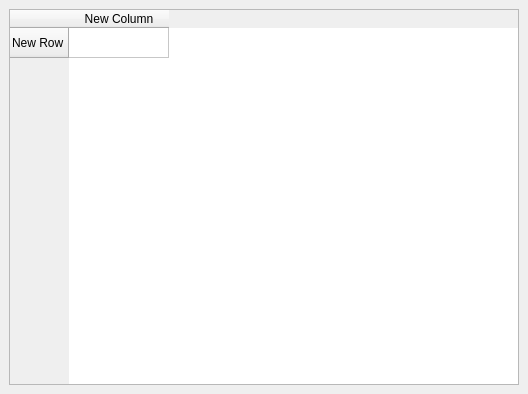
Above: uis/Toolbox.ui from yasinkya/pyqt5-knownerrorviewer before the change. Below: the same form after it.
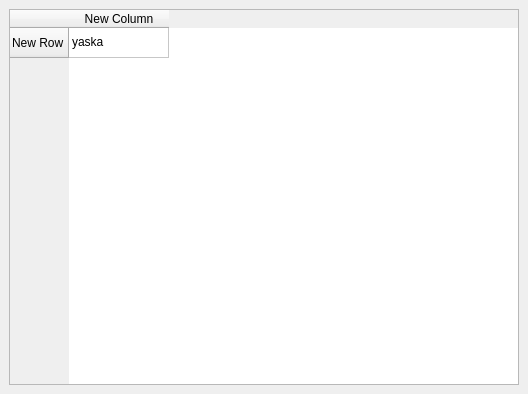
That is the form after the change.

The edit to the form file:
```diff
--- a/uis/Toolbox.ui
+++ b/uis/Toolbox.ui
@@ -29,7 +29,7 @@
       </column>
       <item row="0" column="0">
        <property name="text">
-        <string/>
+        <string>yaska</string>
        </property>
       </item>
      </widget>
```
